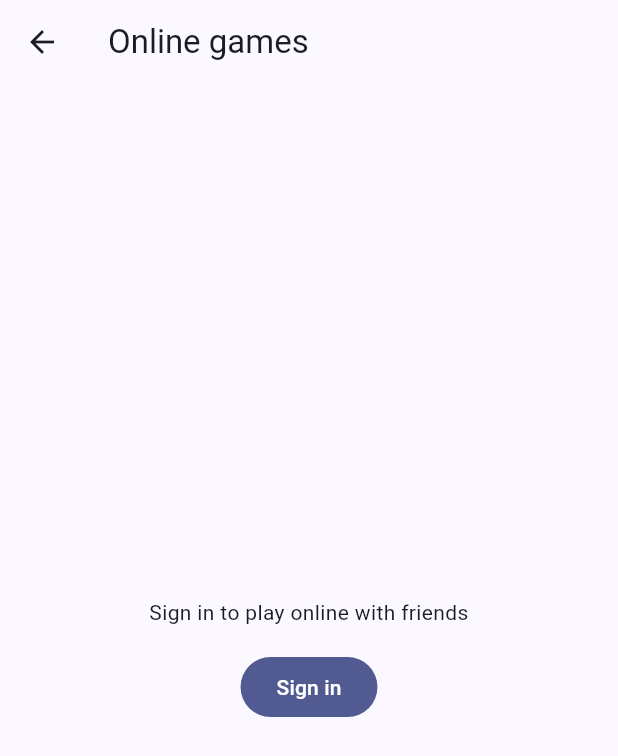
After one commit to eilazov/diceZ, a Flutter app: the screen it shows after launch, after a tap on "Online", on a phone screen of 412 x 824 dp. The commit adds this screen. Shown: the top 756 px of the screen. Run offline on Flutter 3.47's test engine with Material 3 defaults, Android fonts, the phone set to English and light mode, and no system bars; our stand-ins replace cloud_firestore, firebase_auth, firebase_core, package_info_plus, shared_preferences; accounts and stored records are empty.

Commit message:
Add Online hub to the main menu

```diff
--- a/lib/widgets/main_menu.dart
+++ b/lib/widgets/main_menu.dart
@@ -9,12 +9,13 @@ import '../services/game_storage.dart';
 import '../services/player_storage.dart';
 import '../services/sync_service.dart';
 import 'account_screen.dart';
+import 'online_hub_screen.dart';
 import 'pip_face.dart';
 import 'play_menu_screen.dart';
 import 'statistics_screen.dart';
 import 'version_indicator.dart';
 
-/// App home: play, view statistics, or open the account.
+/// App home: play, go online, view statistics, or open the account.
 class MainMenuScreen extends StatefulWidget {
   const MainMenuScreen({
     super.key,
@@ -57,6 +58,15 @@ class _MainMenuScreenState extends State<MainMenuScreen> {
     Navigator.of(context).push(
       MaterialPageRoute(
         builder: (_) => PlayMenuScreen(playerStorage: widget.playerStorage),
+      ),
+    );
+  }
+
+  void _openOnline() {
+    Navigator.of(context).push(
+      MaterialPageRoute(
+        builder: (_) =>
+            OnlineHubScreen(authService: widget.authServiceBuilder?.call()),
       ),
     );
   }
@@ -116,6 +126,16 @@ class _MainMenuScreenState extends State<MainMenuScreen> {
                       minimumSize: const Size.fromHeight(52),
                     ),
                     child: const Text('Play'),
+                  ),
+                  const SizedBox(height: 16),
+                  FilledButton.tonalIcon(
+                    key: const ValueKey('online_button'),
+                    onPressed: _openOnline,
+                    icon: const Icon(Icons.casino),
+                    label: const Text('Online'),
+                    style: FilledButton.styleFrom(
+                      minimumSize: const Size.fromHeight(52),
+                    ),
                   ),
                   const SizedBox(height: 16),
                   OutlinedButton.icon(
--- /dev/null
+++ b/lib/widgets/online_hub_screen.dart
@@ -0,0 +1,78 @@
+import 'package:flutter/material.dart';
+
+import '../services/auth_service.dart';
+import '../services/friend_service.dart';
+import '../services/online_match_service.dart';
+import 'account_screen.dart';
+import 'online_matches_screen.dart';
+
+/// Entry point for online play: the matches list when signed in, a sign-in
+/// prompt otherwise. Follows sign-in / sign-out while open.
+class OnlineHubScreen extends StatefulWidget {
+  const OnlineHubScreen({
+    super.key,
+    this.authService,
+    this.matchService,
+    this.friendService,
+  });
+
+  /// Defaults to [FirebaseAuthService]; injectable for tests.
+  final AuthService? authService;
+  final OnlineMatchService? matchService;
+  final FriendService? friendService;
+
+  @override
+  State<OnlineHubScreen> createState() => _OnlineHubScreenState();
+}
+
+class _OnlineHubScreenState extends State<OnlineHubScreen> {
+  late final AuthService _auth = widget.authService ?? FirebaseAuthService();
+
+  void _openAccount() => Navigator.of(
+    context,
+  ).push(MaterialPageRoute(builder: (_) => AccountScreen(authService: _auth)));
+
+  @override
+  Widget build(BuildContext context) {
+    return StreamBuilder<AccountUser?>(
+      stream: _auth.authStateChanges(),
+      initialData: _auth.currentUser,
+      builder: (context, snapshot) {
+        final user = snapshot.data;
+        if (user != null) {
+          return OnlineMatchesScreen(
+            key: ValueKey(user.uid),
+            user: user,
+            service: widget.matchService,
+            friendService: widget.friendService,
+          );
+        }
+        return Scaffold(
+          appBar: AppBar(title: const Text('Online games')),
+          body: SafeArea(
+            child: Center(
+              child: Padding(
+                padding: const EdgeInsets.all(24),
+                child: Column(
+                  mainAxisSize: MainAxisSize.min,
+                  children: [
+                    const Text(
+                      'Sign in to play online with friends',
+                      textAlign: TextAlign.center,
+                    ),
+                    const SizedBox(height: 16),
+                    FilledButton(
+                      key: const ValueKey('hub_sign_in'),
+                      onPressed: _openAccount,
+                      child: const Text('Sign in'),
+                    ),
+                  ],
+                ),
+              ),
+            ),
+          ),
+        );
+      },
+    );
+  }
+}
```
Also changed, not shown: lib/widgets/account_screen.dart (+0 -22 lines), 3 other files.
